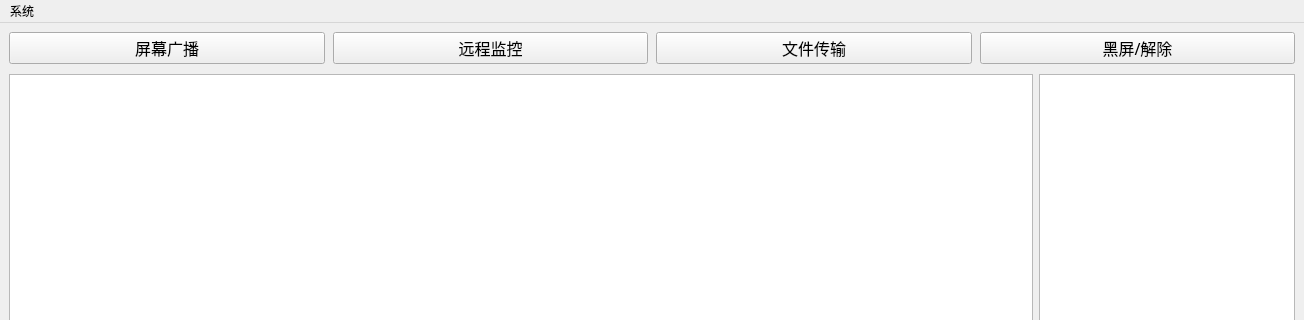
The window that Console/UI/DashboardUI.ui (yang-zhongtian/PYCM) describes before a commit, drawn with Qt 5; both pictures show x 0 to 1304 and y 0 to 320 of the 1304 by 779 pixel window.
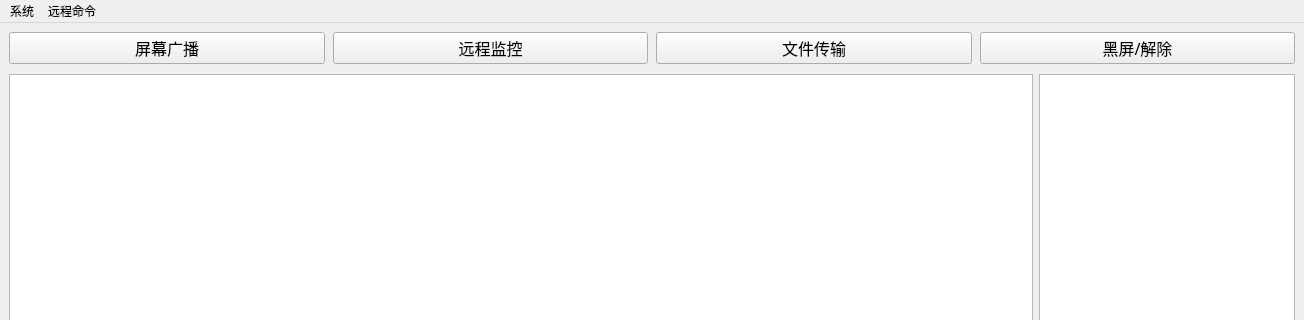
The same window after the commit. Icons and pictures are not drawn.

```diff
--- a/Console/UI/DashboardUI.ui
+++ b/Console/UI/DashboardUI.ui
@@ -326,7 +326,15 @@
     <addaction name="services_operation_menu"/>
     <addaction name="exit_menu"/>
    </widget>
+   <widget class="QMenu" name="remote_operation_menu">
+    <property name="title">
+     <string>远程命令</string>
+    </property>
+    <addaction name="remote_shutdown_menu"/>
+    <addaction name="remote_reboot_menu"/>
+   </widget>
    <addaction name="menu"/>
+   <addaction name="remote_operation_menu"/>
   </widget>
   <widget class="QToolBar" name="toolBar">
    <property name="sizePolicy">
```
Left out of the diff: 10 changed lines with no effect on the pictures.
